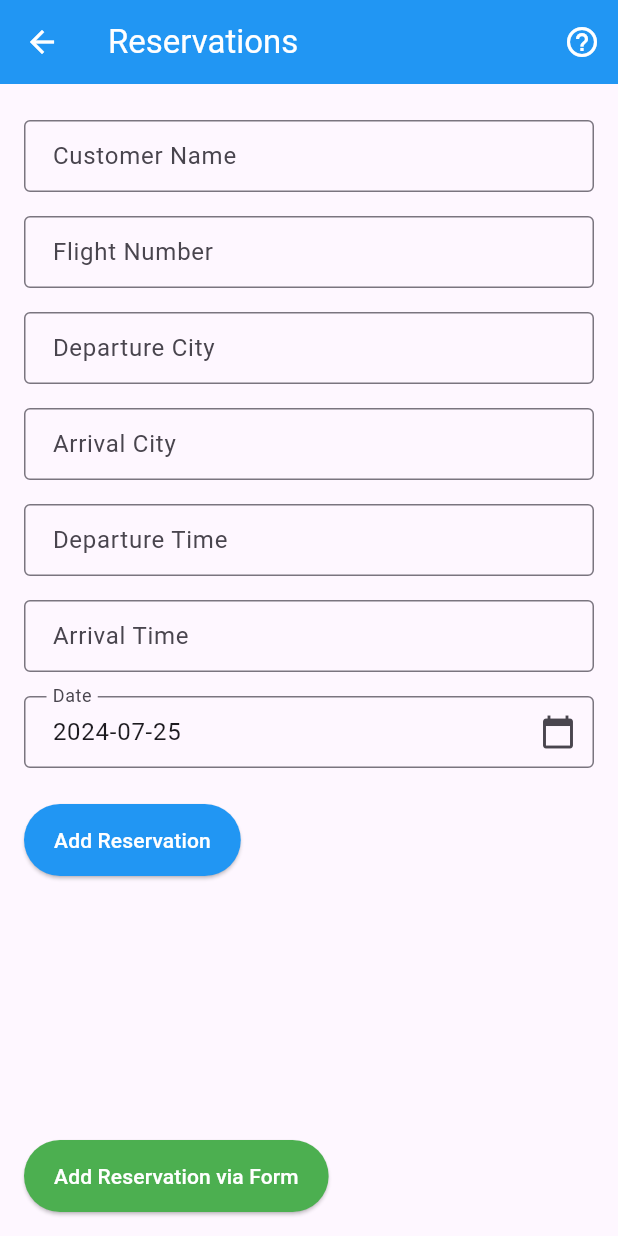
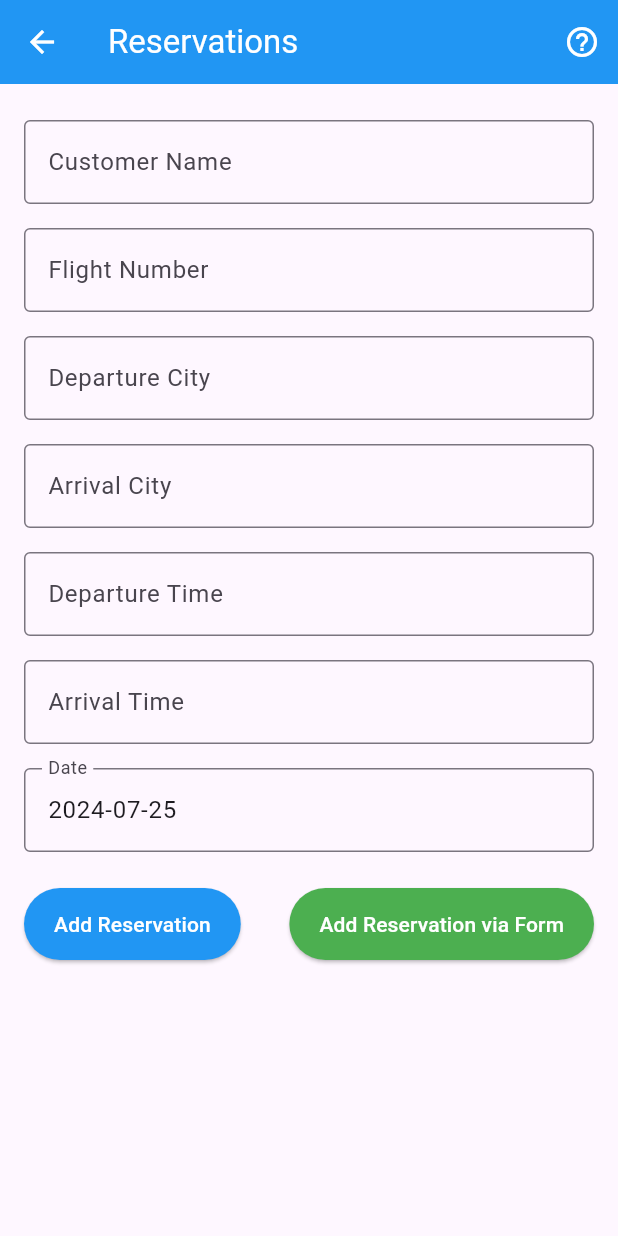
Before and after one commit to RoidedSasquatch/Mock-Airline-Management-Mobile-App, a Flutter app: the ReservationsPage screen opened by its route, on a phone screen of 412 x 824 dp. Run offline on Flutter 3.47's test engine with Material 3 defaults, Android fonts, the phone set to English and light mode, and no system bars; our stand-ins replace flutter_secure_storage; missing offline and left inert: encrypted_shared_preferences; accounts and stored records are empty.

Commit message:
Moved button placement so page looks nicer.

```diff
--- a/lib/ReservationsPage.dart
+++ b/lib/ReservationsPage.dart
@@ -248,6 +248,11 @@ class _ReservationsPageState extends State<ReservationsPage> {
                       _buildTextField(arriveTimeController, 'Arrival Time'),
                       _buildDateField(dateController, _selectDate),
                       SizedBox(height: 16),
+
+                      // Buttons in a row
+                      Row(
+                        mainAxisAlignment: MainAxisAlignment.spaceBetween,
+                        children: [
                           ElevatedButton(
                             onPressed: addReservationFromInput,
                             child: Text('Add Reservation'),
@@ -256,7 +261,36 @@ class _ReservationsPageState extends State<ReservationsPage> {
                               padding: EdgeInsets.symmetric(vertical: 14, horizontal: 20),
                             ),
                           ),
+                          ElevatedButton(
+                            onPressed: () async {
+                              final updatedReservations = await Navigator.push(
+                                context,
+                                MaterialPageRoute(
+                                  builder: (context) => AddReservationPage(
+                                    reservations: reservations,
+                                    nextId: _reservationIdCounter + 1,
+                                  ),
+                                ),
+                              );
+                              if (updatedReservations != null) {
+                                setState(() {
+                                  reservations = updatedReservations;
+                                  _updateIdCounter();
+                                  _saveReservations();
+                                });
+                              }
+                            },
+                            child: Text('Add Reservation via Form'),
+                            style: ElevatedButton.styleFrom(
+                              foregroundColor: Colors.white, backgroundColor: Colors.green,
+                              padding: EdgeInsets.symmetric(vertical: 14, horizontal: 20),
+                            ),
+                          ),
+                        ],
+                      ),
                       SizedBox(height: 20),
+
+                      // Reservations list
                       Expanded(
                         child: ListView.builder(
                           itemCount: reservations.length,
@@ -292,32 +326,6 @@ class _ReservationsPageState extends State<ReservationsPage> {
                           },
                         ),
                       ),
-                      SizedBox(height: 20),
-                      ElevatedButton(
-                        onPressed: () async {
-                          final updatedReservations = await Navigator.push(
-                            context,
-                            MaterialPageRoute(
-                              builder: (context) => AddReservationPage(
-                                reservations: reservations,
-                                nextId: _reservationIdCounter + 1,
-                              ),
-                            ),
-                          );
-                          if (updatedReservations != null) {
-                            setState(() {
-                              reservations = updatedReservations;
-                              _updateIdCounter();
-                              _saveReservations();
-                            });
-                          }
-                        },
-                        child: Text('Add Reservation via Form'),
-                        style: ElevatedButton.styleFrom(
-                          foregroundColor: Colors.white, backgroundColor: Colors.green,
-                          padding: EdgeInsets.symmetric(vertical: 14, horizontal: 20),
-                        ),
-                      ),
                     ],
                   ),
                 ),
@@ -337,35 +345,30 @@ class _ReservationsPageState extends State<ReservationsPage> {
     );
   }
 
-  Widget _buildTextField(TextEditingController controller, String labelText) {
+  Widget _buildTextField(TextEditingController controller, String label) {
     return Padding(
       padding: const EdgeInsets.symmetric(vertical: 8.0),
       child: TextField(
         controller: controller,
         decoration: InputDecoration(
-          labelText: labelText,
           border: OutlineInputBorder(),
-          contentPadding: EdgeInsets.symmetric(vertical: 10, horizontal: 15),
+          labelText: label,
         ),
       ),
     );
   }
 
-  Widget _buildDateField(TextEditingController controller, VoidCallback onTap) {
+  Widget _buildDateField(TextEditingController controller, Function onTap) {
     return Padding(
       padding: const EdgeInsets.symmetric(vertical: 8.0),
       child: TextField(
         controller: controller,
+        decoration: InputDecoration(
+          border: OutlineInputBorder(),
+          labelText: 'Date',
+        ),
+        onTap: () => onTap(),
         readOnly: true,
-        decoration: InputDecoration(
-          labelText: 'Date',
-          border: OutlineInputBorder(),
-          suffixIcon: IconButton(
-            icon: Icon(Icons.calendar_today),
-            onPressed: onTap,
-          ),
-          contentPadding: EdgeInsets.symmetric(vertical: 10, horizontal: 15),
-        ),
       ),
     );
   }
```
Lines whose indentation alone changed are shown as unchanged.
